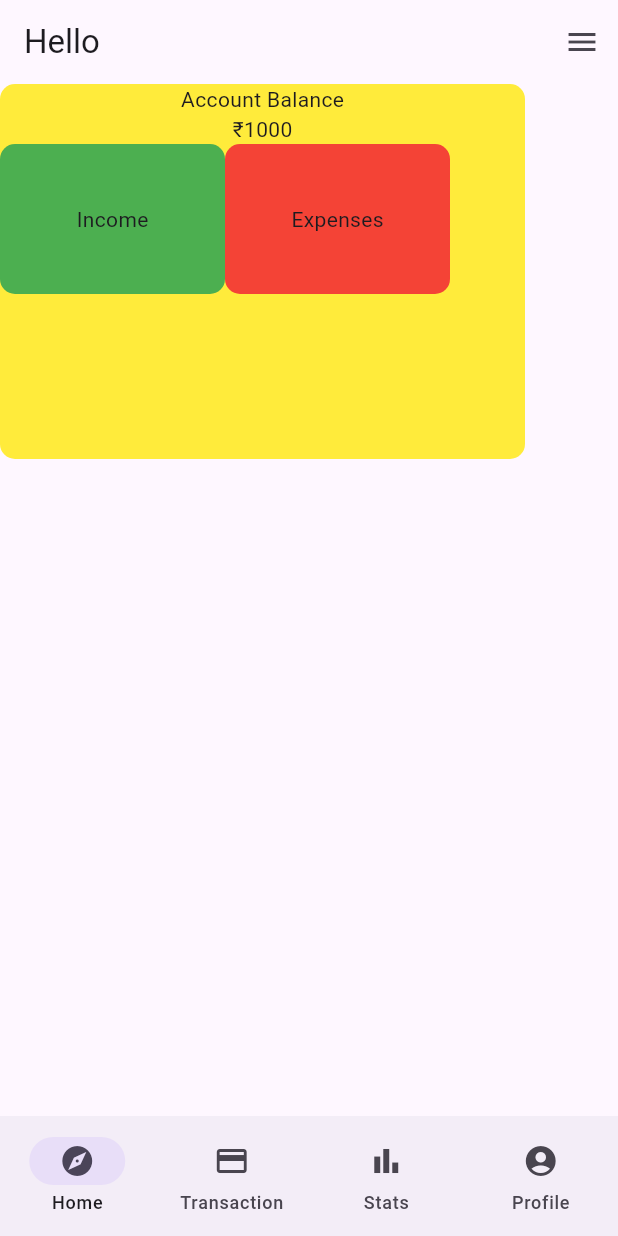
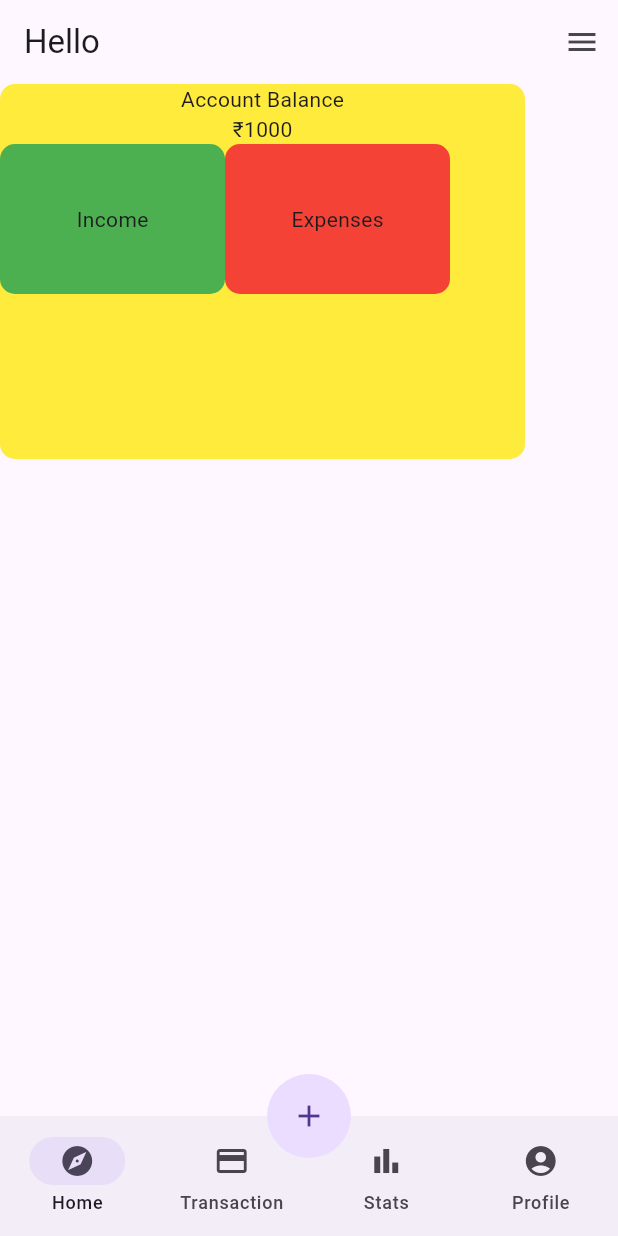
Before and after one commit to ss1910singh/exptra, a Flutter app: the screen it shows once a user with an empty profile is signed in, on a phone screen of 412 x 824 dp. Run offline on Flutter 3.47's test engine with Material 3 defaults, Android fonts, the phone set to English and light mode, and no system bars; our stand-ins replace firebase_auth, firebase_core; accounts and stored records are empty.

Commit message:
Added docked button for adding a new expense (just a button)

```diff
--- a/lib/screen/landing_page.dart
+++ b/lib/screen/landing_page.dart
@@ -40,6 +40,13 @@ class _LandingPageState extends State<LandingPage> {
   @override
   Widget build(BuildContext context) {
     return Scaffold(
+      floatingActionButton: FloatingActionButton(
+        onPressed: () { print('TODO: Implement'); },
+        child: Icon(Icons.add),
+        shape: CircleBorder(),
+        elevation: 0.0,
+      ),
+      floatingActionButtonLocation: FloatingActionButtonLocation.centerDocked,
       bottomNavigationBar: NavBar(
         selectedIndex: currentIndex,
         onDestinationSelected: (int value) {
--- a/lib/widgets/navbar.dart
+++ b/lib/widgets/navbar.dart
@@ -23,10 +23,6 @@ class NavBar extends StatelessWidget {
           icon: Icon(Icons.payment),
           label: 'Transaction',
         ),
-        // NavigationDestination(
-        //   icon: Icon(Icons.add),
-        //   label: 'Add',
-        // ),
         NavigationDestination(
           icon: Icon(Icons.bar_chart),
           label: 'Stats',
```
